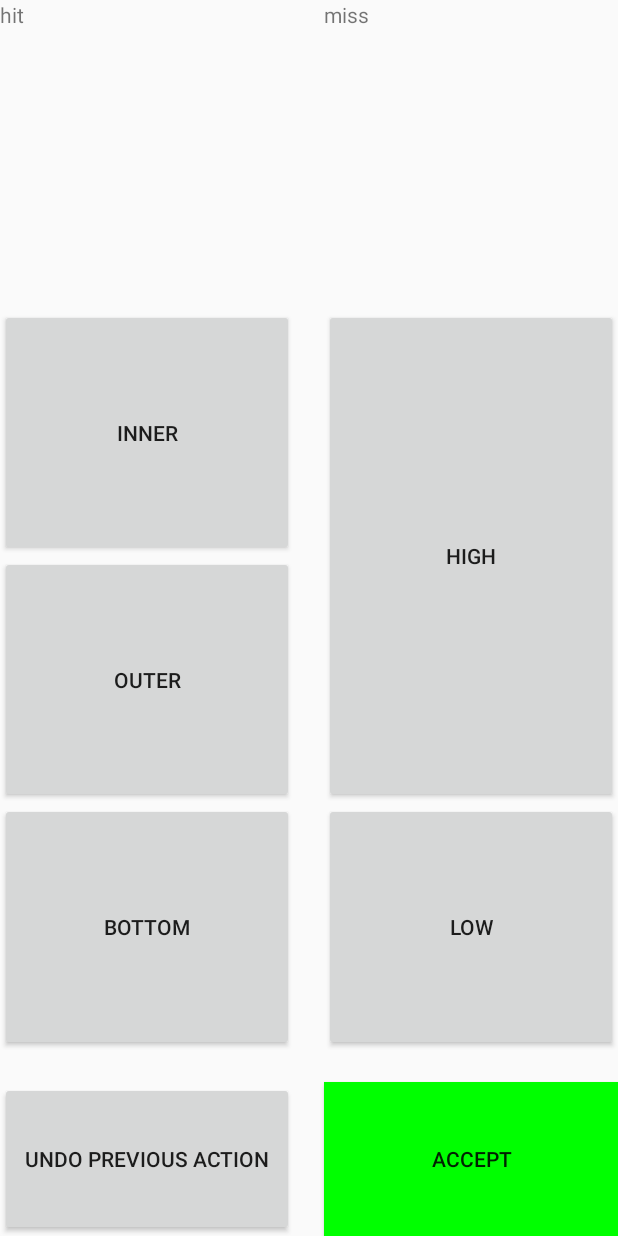
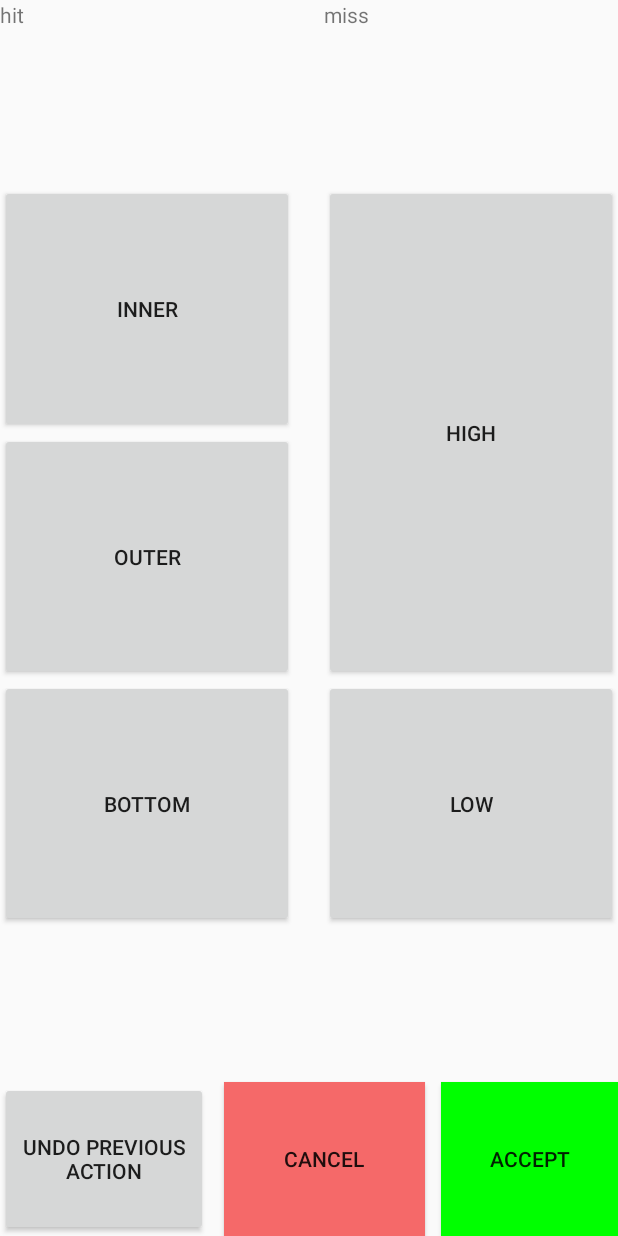
Before and after one commit to AnikethDandu/THawkScouting, an Android app: the layout activity_cycle.xml on its own in the app's theme, with its tools: preview values and no code run, on a phone screen of 412 x 824 dp. Run offline under Robolectric (Android 15) with nearby library versions, the phone set to English and light mode, and no system bars.

Commit message:
Add cancel button to cycle screen

```diff
--- a/app/src/main/java/com/frc/thawkscouting2020/EndgameFragment.java
+++ b/app/src/main/java/com/frc/thawkscouting2020/EndgameFragment.java
@@ -16,6 +16,8 @@ public class EndgameFragment extends Fragment {
     private DataViewModel dataViewModel;
     static CheckBox[] CHECKBOXES = new CheckBox[10];
     static EditText NOTES;
+
+
 
     @Nullable
     @Override
--- a/app/src/main/res/layout/activity_cycle.xml
+++ b/app/src/main/res/layout/activity_cycle.xml
@@ -20,12 +20,14 @@
         android:id="@+id/acceptButton"
         android:layout_width="0dp"
         android:layout_height="0dp"
+        android:layout_marginStart="5dp"
+        android:layout_marginLeft="5dp"
+        android:background="#00ff00"
         android:text="Accept"
         app:layout_constraintBottom_toBottomOf="parent"
         app:layout_constraintEnd_toEndOf="parent"
-        app:layout_constraintStart_toStartOf="@+id/guideline5"
-        app:layout_constraintTop_toTopOf="@+id/guideline25"
-        android:background="#00ff00"/>
+        app:layout_constraintStart_toStartOf="@+id/guideline35"
+        app:layout_constraintTop_toTopOf="@+id/guideline25" />
 
     <androidx.constraintlayout.widget.Guideline
         android:id="@+id/guideline3"
@@ -46,7 +48,7 @@
         android:layout_width="wrap_content"
         android:layout_height="wrap_content"
         android:orientation="horizontal"
-        app:layout_constraintGuide_percent="0.25" />
+        app:layout_constraintGuide_percent="0.15" />
 
     <TextView
         android:id="@+id/cycleHitText"
@@ -93,21 +95,21 @@
         android:layout_width="wrap_content"
         android:layout_height="wrap_content"
         android:orientation="horizontal"
-        app:layout_constraintGuide_percent="0.45" />
+        app:layout_constraintGuide_percent="0.35" />
 
     <androidx.constraintlayout.widget.Guideline
         android:id="@+id/guideline23"
         android:layout_width="wrap_content"
         android:layout_height="wrap_content"
         android:orientation="horizontal"
-        app:layout_constraintGuide_percent="0.65" />
+        app:layout_constraintGuide_percent="0.55" />
 
     <androidx.constraintlayout.widget.Guideline
         android:id="@+id/guideline24"
         android:layout_width="wrap_content"
         android:layout_height="wrap_content"
         android:orientation="horizontal"
-        app:layout_constraintGuide_percent="0.85" />
+        app:layout_constraintGuide_percent="0.75" />
 
     <Button
         android:id="@+id/cycleHighButton"
@@ -140,10 +142,41 @@
         android:id="@+id/cycleUndoButton"
         android:layout_width="0dp"
         android:layout_height="0dp"
+        android:layout_marginEnd="5dp"
+        android:layout_marginRight="5dp"
         android:text="@string/auto_undo"
         app:layout_constraintBottom_toBottomOf="parent"
-        app:layout_constraintEnd_toStartOf="@+id/guideline3"
+        app:layout_constraintEnd_toStartOf="@+id/guideline34"
         app:layout_constraintStart_toStartOf="parent"
         app:layout_constraintTop_toTopOf="@+id/guideline25" />
 
+    <androidx.constraintlayout.widget.Guideline
+        android:id="@+id/guideline34"
+        android:layout_width="wrap_content"
+        android:layout_height="wrap_content"
+        android:orientation="vertical"
+        app:layout_constraintGuide_percent="0.35" />
+
+    <androidx.constraintlayout.widget.Guideline
+        android:id="@+id/guideline35"
+        android:layout_width="wrap_content"
+        android:layout_height="wrap_content"
+        android:orientation="vertical"
+        app:layout_constraintGuide_percent="0.7" />
+
+    <Button
+        android:id="@+id/CanelButton"
+        android:layout_width="0dp"
+        android:layout_height="0dp"
+        android:layout_marginStart="5dp"
+        android:layout_marginLeft="5dp"
+        android:layout_marginEnd="5dp"
+        android:layout_marginRight="5dp"
+        android:background="@color/backgroundRed"
+        android:text="@android:string/cancel"
+        app:layout_constraintBottom_toBottomOf="parent"
+        app:layout_constraintEnd_toStartOf="@+id/guideline35"
+        app:layout_constraintStart_toStartOf="@+id/guideline34"
+        app:layout_constraintTop_toTopOf="@+id/guideline25" />
+
 </androidx.constraintlayout.widget.ConstraintLayout>
```
Also changed, not shown: app/src/main/java/com/frc/thawkscouting2020/CycleActivity.java (+24 -4 lines), app/src/main/java/com/frc/thawkscouting2020/TeleOpFragment.java (+6 -14 lines).
